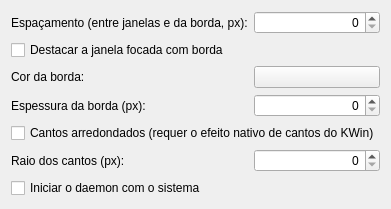
Old version of the form platform-linux-kde/kwin-script/contents/ui/config.ui in the repository ediano/Etherbit-Tiling.
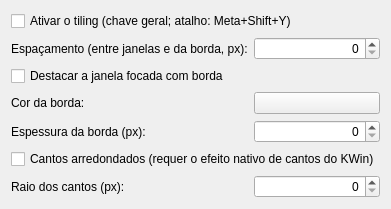
New version of the form. Custom widgets are drawn as their Qt base class.

Commit message: feat(kde): chave geral on/off + corrige foco ao clicar nas abas — ADR 0027

```diff
--- a/platform-linux-kde/kwin-script/contents/ui/config.ui
+++ b/platform-linux-kde/kwin-script/contents/ui/config.ui
@@ -5,14 +5,21 @@
  <class>Form</class>
  <widget class="QWidget" name="Form">
   <layout class="QFormLayout" name="formLayout">
-   <item row="0" column="0">
+   <item row="0" column="0" colspan="2">
+    <widget class="QCheckBox" name="kcfg_enabled">
+     <property name="text">
+      <string>Ativar o tiling (chave geral; atalho: Meta+Shift+Y)</string>
+     </property>
+    </widget>
+   </item>
+   <item row="1" column="0">
     <widget class="QLabel" name="labelGap">
      <property name="text">
       <string>Espaçamento (entre janelas e da borda, px):</string>
      </property>
     </widget>
    </item>
-   <item row="0" column="1">
+   <item row="1" column="1">
     <widget class="QSpinBox" name="kcfg_gap">
      <property name="minimum"><number>0</number></property>
      <property name="maximum"><number>100</number></property>
@@ -20,31 +27,31 @@
      <property name="alignment"><set>Qt::AlignRight|Qt::AlignVCenter</set></property>
     </widget>
    </item>
-   <item row="1" column="0" colspan="2">
+   <item row="2" column="0" colspan="2">
     <widget class="QCheckBox" name="kcfg_activeBorder">
      <property name="text">
       <string>Destacar a janela focada com borda</string>
      </property>
     </widget>
    </item>
-   <item row="2" column="0">
+   <item row="3" column="0">
     <widget class="QLabel" name="labelBorderColor">
      <property name="text">
       <string>Cor da borda:</string>
      </property>
     </widget>
    </item>
-   <item row="2" column="1">
+   <item row="3" column="1">
     <widget class="KColorButton" name="kcfg_borderColor"/>
    </item>
-   <item row="3" column="0">
+   <item row="4" column="0">
     <widget class="QLabel" name="labelBorderWidth">
      <property name="text">
       <string>Espessura da borda (px):</string>
      </property>
     </widget>
    </item>
-   <item row="3" column="1">
+   <item row="4" column="1">
     <widget class="QSpinBox" name="kcfg_borderWidth">
      <property name="minimum"><number>0</number></property>
      <property name="maximum"><number>20</number></property>
@@ -52,21 +59,21 @@
      <property name="alignment"><set>Qt::AlignRight|Qt::AlignVCenter</set></property>
     </widget>
    </item>
-   <item row="4" column="0" colspan="2">
+   <item row="5" column="0" colspan="2">
     <widget class="QCheckBox" name="kcfg_roundedCorners">
      <property name="text">
       <string>Cantos arredondados (requer o efeito nativo de cantos do KWin)</string>
      </property>
     </widget>
    </item>
-   <item row="5" column="0">
+   <item row="6" column="0">
     <widget class="QLabel" name="labelCornerRadius">
      <property name="text">
       <string>Raio dos cantos (px):</string>
      </property>
     </widget>
    </item>
-   <item row="5" column="1">
+   <item row="6" column="1">
     <widget class="QSpinBox" name="kcfg_cornerRadius">
      <property name="minimum"><number>0</number></property>
      <property name="maximum"><number>50</number></property>
@@ -74,13 +81,6 @@
      <property name="alignment"><set>Qt::AlignRight|Qt::AlignVCenter</set></property>
     </widget>
    </item>
-   <item row="6" column="0" colspan="2">
-    <widget class="QCheckBox" name="kcfg_autostart">
-     <property name="text">
-      <string>Iniciar o daemon com o sistema</string>
-     </property>
-    </widget>
-   </item>
   </layout>
  </widget>
  <customwidgets>
```
The commit also changes 5 other files.
